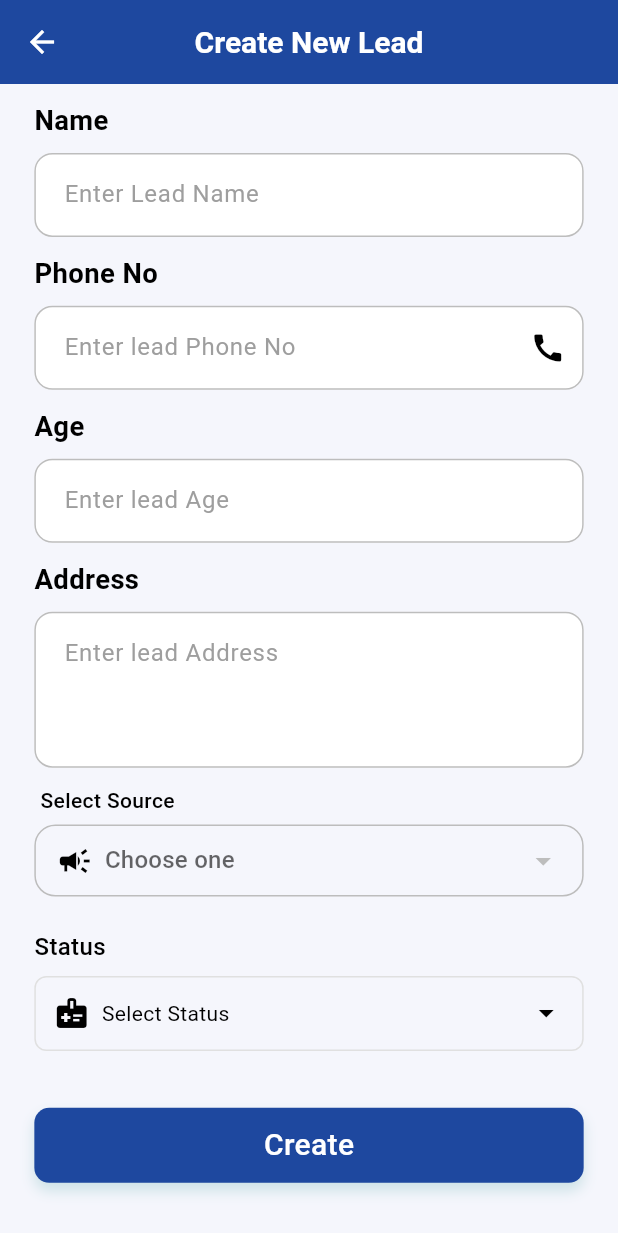
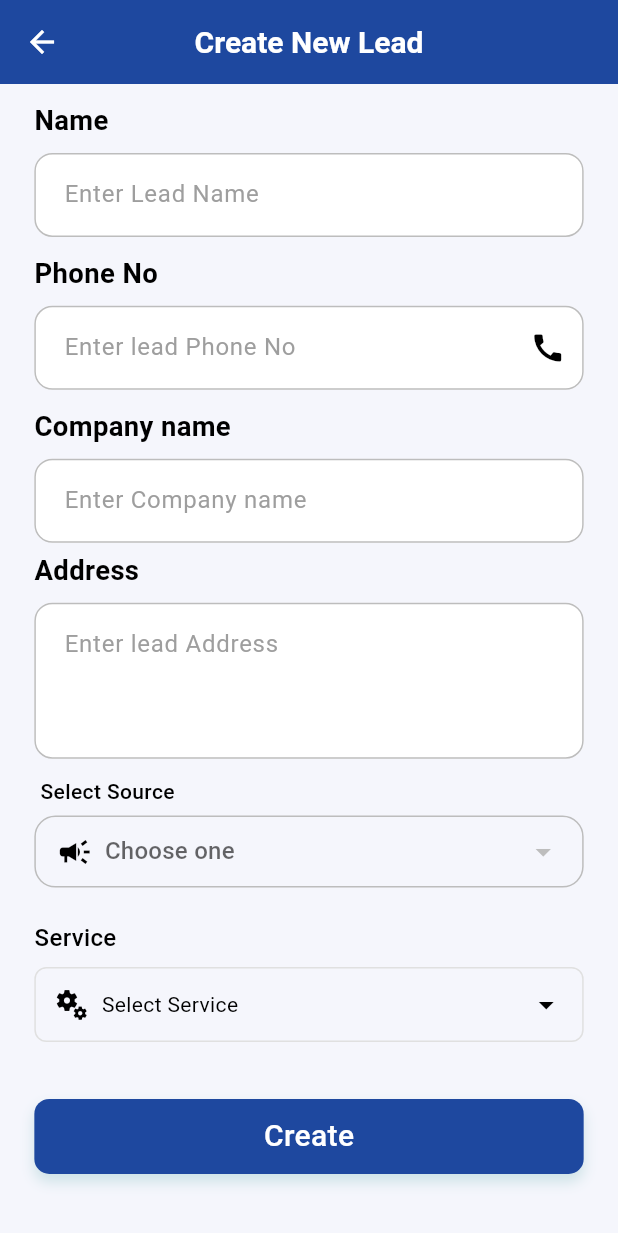
Before and after one commit to devaa11/CrmAcsInsights, a Flutter app: the CreatePatientScreen screen opened by its route, on a phone screen of 412 x 824 dp. Shown: the top 1233 px of the screen. Run offline on Flutter 3.47's test engine with Material 3 defaults, Android fonts, the phone set to English and light mode, and no system bars; drawn by our look-alikes of dropdown_button2; our stand-ins replace cached_network_image, chips_choice, device_info_plus, dio, flutter_screenutil, flutter_svg and 7 more; missing offline and left inert: call_log; accounts and stored records are empty; network calls fail.

Commit message:
Refactor terminology from "Status" to "Service" and update related UI elements

```diff
--- a/lib/Core/theme/app_theme.dart
+++ b/lib/Core/theme/app_theme.dart
@@ -112,4 +112,6 @@ class AppTheme {
       error: AppColors.error,
     ),
   );
+
+
 }
--- a/lib/Features/CreatePatient/Controller/createLeadController.dart
+++ b/lib/Features/CreatePatient/Controller/createLeadController.dart
@@ -39,7 +39,6 @@ class CreatePatientcontroller extends GetxController {
   bool validateFields({
     required String name,
     required String phone,
-    required String age,
     required String address,
   }) {
     // Clear previous errors
@@ -48,7 +47,6 @@ class CreatePatientcontroller extends GetxController {
     // Validate each field
     nameError.value = Validators.validateName(name) ?? '';
     phoneError.value = Validators.validatePhone(phone) ?? '';
-    ageError.value = Validators.validateAge(age) ?? '';
     addressError.value = Validators.validateAddress(address) ?? '';
 
     // Source validation
@@ -58,7 +56,7 @@ class CreatePatientcontroller extends GetxController {
 
     // Symptoms validation
     if (selectedSymptomIds.isEmpty) {
-      symptomsError.value = 'Please select at least one symptom';
+      symptomsError.value = 'Please select at least one Service';
     }
 
     // Return true if there are no errors
--- a/lib/Features/CreatePatient/Model/CreateLeadResponseModel.dart
+++ b/lib/Features/CreatePatient/Model/CreateLeadResponseModel.dart
@@ -25,6 +25,7 @@ class Patient {
   final String? phoneNumber;
   final String? location;
   final int? age;
+  final String? company_name;
   final Source? source;
   final List<Symptom>? symptoms;
   final Status? status;
@@ -36,6 +37,7 @@ class Patient {
     this.name,
     this.phoneNumber,
     this.location,
+    this.company_name,
     this.age,
     this.source,
     this.symptoms,
@@ -51,6 +53,7 @@ class Patient {
       phoneNumber: json['phone_number'],
       location: json['location'],
       age: json['age'],
+      company_name: json['company_name'],
       source: json['source'] != null ? Source.fromJson(json['source']) : null,
       symptoms: (json['symptoms'] as List<dynamic>?)
           ?.map((e) => Symptom.fromJson(e))
--- a/lib/Features/CreatePatient/createLeadScreen.dart
+++ b/lib/Features/CreatePatient/createLeadScreen.dart
@@ -97,25 +97,20 @@ class _CreatePatientScreenState extends State<CreatePatientScreen> {
                 )
                     : SizedBox.shrink()),
                 CustomTextField(
-                  label: "Age",
+                  label: "Company name",
                   controller: ageController,
-                  hintText: "Enter lead Age",
+                  hintText: "Enter Company name",
                   keyboardType: TextInputType.number,
-                  validator: (val) {
-                    if (val == null || val.isEmpty) return 'Age is required';
-                    if (int.tryParse(val) == null) return 'Enter a valid age';
-                    return null;
-                  },
                 ),
-                Obx(() => createPatientcontroller.ageError.value.isNotEmpty
-                    ? Padding(
-                  padding: const EdgeInsets.only(left: 8.0, top: 4.0),
-                  child: Text(
-                    createPatientcontroller.ageError.value,
-                    style: TextStyle(color: Colors.red, fontSize: 12),
-                  ),
-                )
-                    : SizedBox.shrink()),
+                // Obx(() => createPatientcontroller.ageError.value.isNotEmpty
+                //     ? Padding(
+                //   padding: const EdgeInsets.only(left: 8.0, top: 4.0),
+                //   child: Text(
+                //     createPatientcontroller.ageError.value,
+                //     style: TextStyle(color: Colors.red, fontSize: 12),
+                //   ),
+                // )
+                //     : SizedBox.shrink()),
                 CustomTextField(
                   label: "Address",
                   controller: locationController,
@@ -192,7 +187,6 @@ class _CreatePatientScreenState extends State<CreatePatientScreen> {
                     final bool isValid = createPatientcontroller.validateFields(
                       name: nameController.text.trim(),
                       phone: phoneController.text.trim(),
-                      age: ageController.text.trim(),
                       address: locationController.text.trim(),
                     );
 
--- a/lib/Features/CreatePatient/leadDetailsScreen.dart
+++ b/lib/Features/CreatePatient/leadDetailsScreen.dart
@@ -207,7 +207,7 @@ class _PatientDetailsScreenState extends State<PatientDetailsScreen> {
                             _buildInfoRow(Icons.medical_services, 'Procedure',
                                 patient.procedure ?? "Not provided"),
                             _buildSymptomsInfoRow(Icons.local_hospital,
-                                "Status", patient.symptoms),
+                                "Service", patient.symptoms),
                           ],
                         ),
                         SizedBox(height: 10.h),
--- a/lib/Widgets/app_textFields.dart
+++ b/lib/Widgets/app_textFields.dart
@@ -380,7 +380,7 @@ class SymptomsMultiSelectDropdown extends StatelessWidget {
       children: [
         const SizedBox(height: 10),
         const Text(
-          "Status",
+          "Service",
           style: TextStyle(
             fontWeight: FontWeight.w500,
             fontSize: 16,
@@ -404,14 +404,14 @@ class SymptomsMultiSelectDropdown extends StatelessWidget {
                         horizontal: 12, vertical: 12),
                     child: Row(
                       children: [
-                        Icon(Icons.medical_information, color: context.icons.color),
+                        Icon(Icons.miscellaneous_services_outlined, color: context.icons.color),
                         const SizedBox(width: 8),
                         Expanded(
                           child: Text(
                             selectedSymptomIds.isEmpty
-                                ? "Select Status"
+                                ? "Select Service"
                                 : "${selectedSymptomIds
-                                .length} Status selected",
+                                .length} Service selected",
 
                           ),
                         ),
@@ -483,7 +483,7 @@ class SymptomsMultiSelectDropdown extends StatelessWidget {
             Row(
               children: [
                 Text(
-                  "Select Status",
+                  "Select Service",
                   style: TextStyle(
                     fontSize: 18,
                     fontWeight: FontWeight.bold,
@@ -498,11 +498,11 @@ class SymptomsMultiSelectDropdown extends StatelessWidget {
                       builder: (context) {
                         final TextEditingController newSymptomController = TextEditingController();
                         return AlertDialog(
-                          title: Text('Add Status'),
+                          title: Text('Add Service'),
                           content: TextField(
                             controller: newSymptomController,
                             decoration: InputDecoration(
-                              hintText: 'Enter Status name',
+                              hintText: 'Enter Service name',
                             ),
                           ),
                           actions: [
@@ -544,7 +544,7 @@ class SymptomsMultiSelectDropdown extends StatelessWidget {
             SizedBox(height: 16),
             CustomTextField(
                 label: "",
-              hintText: "Search Status",
+              hintText: "Search Service",
               controller: searchController,
               onChanged: (value) {
                 if (value.isEmpty) {
```
